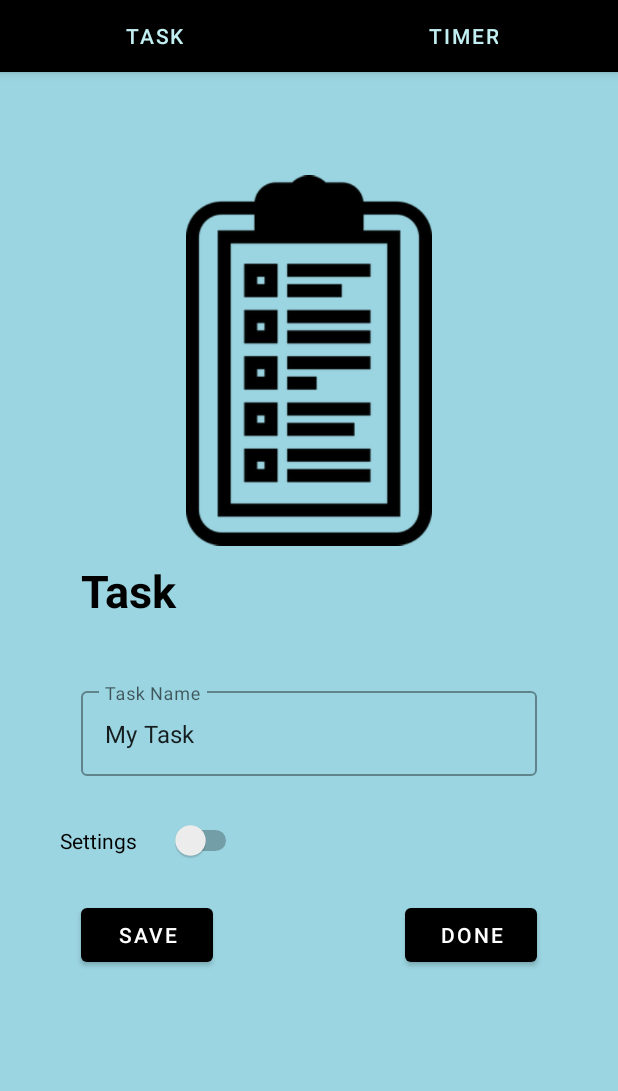
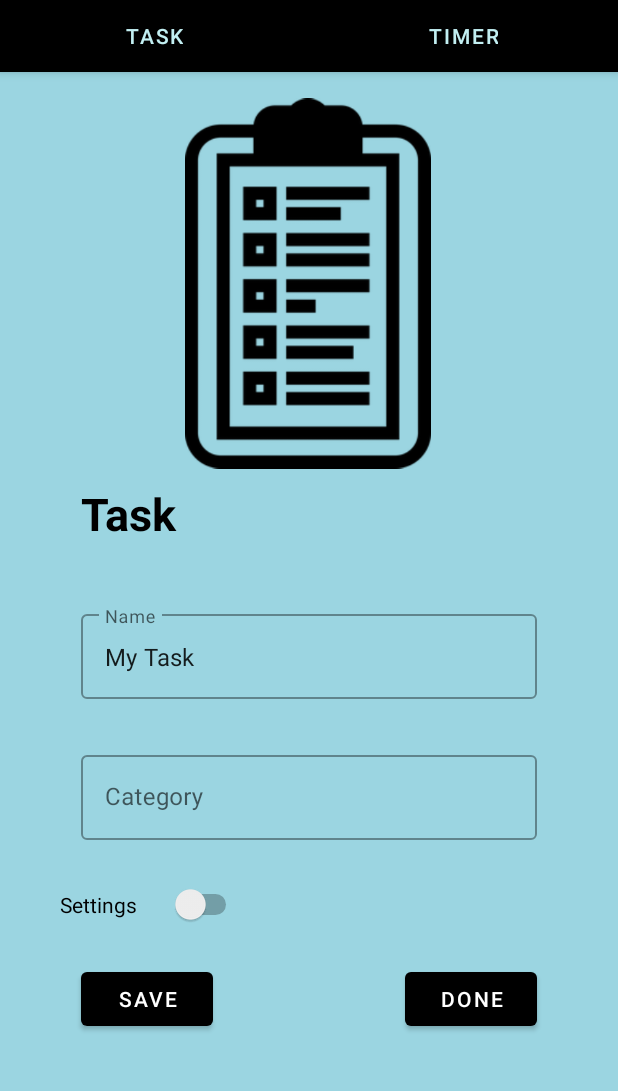
Before and after one commit to carbonXIII/PomodoroApp, an Android app: the MainActivity screen opened directly, with no data from a screen before it, after a tap on "NEW", on a phone screen of 412 x 824 dp, the part 89-1180 px from its top. Run offline under Robolectric (Android 15) with nearby library versions, the phone set to English and light mode, and no system bars.

Commit message:
Task now have category field, category text field visible but not wired.

```diff
--- a/project/app/src/main/java/org/team/app/model/Task.java
+++ b/project/app/src/main/java/org/team/app/model/Task.java
@@ -14,6 +14,7 @@ import static org.team.app.model.TimerType.WORK;
 public class Task implements Comparable<Task> {
     protected final UUID uuid;
     protected String name;
+    protected String category;
 
     protected static final int DEFAULT_WORK_TIME = 25 * 60 * 1000;
     protected static final int DEFAULT_BREAK_TIME = 5* 60 * 1000;
@@ -27,6 +28,8 @@ public class Task implements Comparable<Task> {
         /// @param task: A reference to the task for listeners that manange multiple Tasks
         /// @param newName: The updated name
         public void onTaskNameUpdate(Task task, String newName);
+
+        public void onTaskCategoryUpdate(Task task, String newCategory);
 
         /// Called when the duration of one of the timer type's is updated
         /// @param task: A reference to the task for listeners that manange multiple Tasks
@@ -67,9 +70,10 @@ public class Task implements Comparable<Task> {
     }
 
     /// Construct a task
-    public Task(String name) {
+    public Task(String name, String category) {
         this.uuid = UUID.randomUUID();
         this.name = name;
+        this.category = category;
 
         this.listeners = Collections.newSetFromMap(new WeakHashMap<Listener,Boolean>());
     }
@@ -84,6 +88,18 @@ public class Task implements Comparable<Task> {
 
         for (Listener listener : getListeners())
             listener.onTaskNameUpdate(this, name);
+    }
+
+    public String getCategory() {
+        return this.category;
+    }
+
+    public void setCategory(String category) {
+        this.category = category;
+
+        for(Listener listener: getListeners()) {
+            listener.onTaskCategoryUpdate(this, category);
+        }
     }
 
     /// Sets the duration for a timer type, and calls attached listeners with the update
--- a/project/app/src/main/java/org/team/app/model/TaskStore.java
+++ b/project/app/src/main/java/org/team/app/model/TaskStore.java
@@ -23,6 +23,7 @@ public class TaskStore {
 
     protected Task currentTask = null;
     protected final String defaultTaskName;
+    protected final String defaultTaskCategory;
 
     /// Listener for Task Store Updates
     public static interface Listener {
@@ -58,8 +59,9 @@ public class TaskStore {
 
     /// Construct an in-memory Task Store
     /// @param defaultTaskName: the name for the default task
-    public TaskStore(String defaultTaskName) {
+    public TaskStore(String defaultTaskName, String defaultTaskCategory) {
         this.defaultTaskName = defaultTaskName;
+        this.defaultTaskCategory = defaultTaskCategory;
         // weak hash map so old listeners that have been GC'd will be removed
         this.listeners = Collections.newSetFromMap(new WeakHashMap<Listener,Boolean>());
         this.list = new HashMap<UUID, Task>();
@@ -68,8 +70,9 @@ public class TaskStore {
 
     /// Create a task
     /// @return the UUID/handle for the Task
-    public UUID createTask(String taskName) {
-        Task task = new Task(taskName == null ? defaultTaskName : taskName);
+    public UUID createTask(String taskName, String category) {
+        Task task = new Task(taskName == null ? defaultTaskName : taskName,
+                             category == null ? defaultTaskCategory : category);
         list.put(task.getUUID(), task);
 
         if(this.currentTask == null)
@@ -96,7 +99,7 @@ public class TaskStore {
     /// Get a reference to the current task
     public Task getCurrentTask() {
         if(currentTask == null) {
-            setCurrentTask(createTask(null));
+            setCurrentTask(createTask(null, null));
         }
         return currentTask;
     }
--- a/project/app/src/main/java/org/team/app/presenter/ListTaskPresenter.java
+++ b/project/app/src/main/java/org/team/app/presenter/ListTaskPresenter.java
@@ -41,6 +41,10 @@ public class ListTaskPresenter
         reloadTaskList();
     }
 
+    public void onTaskCategoryUpdate(Task task, String newCategory) {
+        reloadTaskList();
+    }
+
     @Override
     public void onTaskTimerDurationUpdate(Task task, TimerType timer, long newDuration) {
     }
@@ -62,7 +66,7 @@ public class ListTaskPresenter
 
     @Override
     public UUID createNewTask() {
-        return mTaskStore.createTask(null);
+        return mTaskStore.createTask(null, null);
     }
 
     @Override
--- a/project/app/src/main/java/org/team/app/presenter/SetupTaskPresenter.java
+++ b/project/app/src/main/java/org/team/app/presenter/SetupTaskPresenter.java
@@ -43,6 +43,10 @@ public class SetupTaskPresenter
     }
 
     @Override
+    public void onTaskCategoryUpdate(Task task, String newCategory) {
+    }
+
+    @Override
     public void onTaskTimerDurationUpdate(Task task, TimerType timer, long newDuration) {
     }
 
--- a/project/app/src/main/java/org/team/app/presenter/TimerPresenter.java
+++ b/project/app/src/main/java/org/team/app/presenter/TimerPresenter.java
@@ -63,6 +63,10 @@ public class TimerPresenter
     }
 
     @Override
+    public void onTaskCategoryUpdate(Task task, String newCategory) {
+    }
+
+    @Override
     public void onTaskTimerDurationUpdate(Task task, TimerType type, long newDuration) {
         if(task == mTask && type == timerType) {
             boolean wasRunning = false;
--- a/project/app/src/main/java/org/team/app/view/MainActivity.java
+++ b/project/app/src/main/java/org/team/app/view/MainActivity.java
@@ -115,7 +115,8 @@ public class MainActivity extends AppCompatActivity implements ActivityListener,
         setContentView(R.layout.activity_main);
 
         // Setup Task Store
-        mTaskStore = new TaskStore(getResources().getString(R.string.default_task_name));
+        mTaskStore = new TaskStore(getResources().getString(R.string.default_task_name),
+                                   getResources().getString(R.string.default_task_category));
 
         // Setup Tabs
         taskTab = new TabInfo() {
--- a/project/app/src/main/res/layout/screen_setup_task.xml
+++ b/project/app/src/main/res/layout/screen_setup_task.xml
@@ -30,10 +30,33 @@
             android:layout_width="304dp"
             android:layout_height="wrap_content"
             android:layout_marginTop="32dp"
-            android:hint="Task Name"
+            android:hint="@string/task_name"
             app:layout_constraintEnd_toEndOf="parent"
             app:layout_constraintStart_toStartOf="parent"
             app:layout_constraintTop_toBottomOf="@+id/textView"
+            app:endIconMode="clear_text"
+            >
+
+            <com.google.android.material.textfield.TextInputEditText
+                android:layout_width="match_parent"
+                android:layout_height="wrap_content"
+                android:maxLines="1"
+                android:inputType="text"
+                android:imeOptions="actionDone"
+                />
+
+        </com.google.android.material.textfield.TextInputLayout>
+
+        <com.google.android.material.textfield.TextInputLayout
+            android:id="@+id/outlinedTaskCategory"
+            style="@style/Widget.MaterialComponents.TextInputLayout.OutlinedBox"
+            android:layout_width="304dp"
+            android:layout_height="wrap_content"
+            android:layout_marginTop="32dp"
+            android:hint="@string/task_category"
+            app:layout_constraintEnd_toEndOf="parent"
+            app:layout_constraintStart_toStartOf="parent"
+            app:layout_constraintTop_toBottomOf="@+id/outlinedTaskName"
             app:endIconMode="clear_text"
             >
 
@@ -55,7 +78,7 @@
             android:layout_marginBottom="16dp"
             android:text="@string/save"
             app:layout_constraintBottom_toBottomOf="parent"
-            app:layout_constraintStart_toStartOf="@+id/outlinedTaskName"
+            app:layout_constraintStart_toStartOf="@+id/outlinedTaskCategory"
             app:layout_constraintTop_toBottomOf="@+id/textView5"
             app:layout_constraintVertical_bias="0.0" />
 
@@ -64,7 +87,7 @@
             android:layout_width="wrap_content"
             android:layout_height="wrap_content"
             android:text="@string/done"
-            app:layout_constraintEnd_toEndOf="@+id/outlinedTaskName"
+            app:layout_constraintEnd_toEndOf="@+id/outlinedTaskCategory"
             app:layout_constraintTop_toTopOf="@+id/button_save" />
 
         <TextView
@@ -148,11 +171,12 @@
             android:layout_height="250dp"
             android:layout_marginStart="123dp"
             android:layout_marginLeft="123dp"
-            android:layout_marginTop="67dp"
+            android:layout_marginTop="16dp"
             android:layout_marginEnd="124dp"
             android:layout_marginRight="124dp"
             android:contentDescription="@string/clipboard_image"
             app:layout_constraintEnd_toEndOf="parent"
+            app:layout_constraintHorizontal_bias="0.0"
             app:layout_constraintStart_toStartOf="parent"
             app:layout_constraintTop_toTopOf="parent"
             app:srcCompat="@drawable/clip_board_4747711__340" />
@@ -167,7 +191,7 @@
             app:layout_constraintEnd_toEndOf="parent"
             app:layout_constraintHorizontal_bias="0.137"
             app:layout_constraintStart_toStartOf="parent"
-            app:layout_constraintTop_toBottomOf="@+id/outlinedTaskName" />
+            app:layout_constraintTop_toBottomOf="@+id/outlinedTaskCategory" />
 
         <androidx.constraintlayout.helper.widget.Layer
             android:id="@+id/settingsLayer"
--- a/project/app/src/main/res/values/strings.xml
+++ b/project/app/src/main/res/values/strings.xml
@@ -3,8 +3,10 @@
     <string name="app_name">Pomodoro</string>
     <string name="task">Task</string>
     <string name="default_task_name">My Task</string>
+    <string name="default_task_category">General</string>
     <string name="save">Save</string>
-    <string name="task_name">Task name</string>
+    <string name="task_name">Name</string>
+    <string name="task_category">Category</string>
     <string name="placeholder">Replace</string>
     <string name="skip">Skip</string>
     <string name="pause">Pause</string>
```
Also changed, not shown: project/app/src/main/java/org/team/app/view/SetupTaskView.java (+15 -0 lines), 4 other files.
